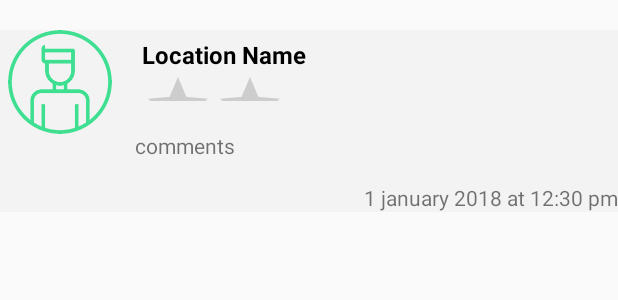
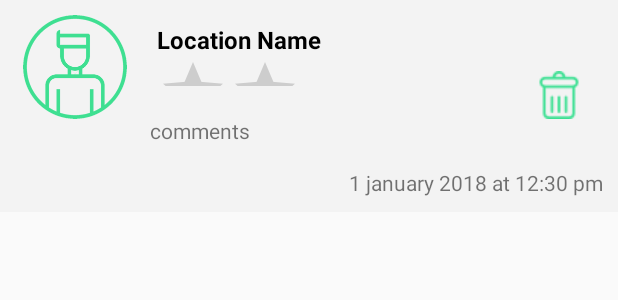
Before and after one commit to kaaxhiftaj/whereyou, an Android app: the layout custom_reviews.xml on its own in the app's theme, with its tools: preview values and no code run, on a phone screen of 412 x 824 dp. Shown: the top 300 px of the screen. Run offline under Robolectric (Android 15) with nearby library versions, the phone set to English and light mode, and no system bars; plain views replace MaterialRatingBar.

Commit message:
deletion of a review done

```diff
--- a/app/src/main/java/com/techease/whereyou/ui/fragments/HomeFragment.java
+++ b/app/src/main/java/com/techease/whereyou/ui/fragments/HomeFragment.java
@@ -600,7 +600,7 @@ public class HomeFragment extends Fragment implements LocationListener {
         FirebaseUser firebaseUser = firebaseAuth.getCurrentUser();
         String Uid = firebaseUser.getUid();
         DatabaseReference database = FirebaseDatabase.getInstance().getReference();
-        ReviewLocation reviewLocation = new ReviewLocation(Uid, String.valueOf(place.getAddress()), comment, place.getLatLng().latitude, place.getLatLng().longitude, rating);
+        ReviewLocation reviewLocation = new ReviewLocation(Uid, String.valueOf(place.getAddress()), comment, place.getLatLng().latitude, place.getLatLng().longitude, rating, null);
         database.child("ReviewLocation").child(place.getId()).setValue(reviewLocation).addOnCompleteListener(new OnCompleteListener<Void>() {
             @Override
             public void onComplete(@NonNull Task<Void> task) {
--- a/app/src/main/java/com/techease/whereyou/ui/fragments/ReviewsFragment.java
+++ b/app/src/main/java/com/techease/whereyou/ui/fragments/ReviewsFragment.java
@@ -60,13 +60,14 @@ public class ReviewsFragment extends Fragment {
                 for (DataSnapshot dataSnapshot1 : dataSnapshot.getChildren()) {
                     if (dataSnapshot1.child("userId").getValue().equals(mAuth.getUid())) {
                         ReviewLocation reviewLocation = dataSnapshot1.getValue(ReviewLocation.class);
+                        reviewLocation.setReviewId(dataSnapshot1.getKey());
                         if (alertDialog != null)
                             alertDialog.dismiss();
                         reviewLocations.add(reviewLocation);
                         myReviewsAdapter.notifyDataSetChanged();
                     }
                 }
-                if(reviewLocations.size()<1){
+                if (reviewLocations.size() < 1) {
                     Toast.makeText(getActivity(), "You haven't reviewed any place yet!", Toast.LENGTH_SHORT).show();
                 }
             }
--- a/app/src/main/res/layout/custom_reviews.xml
+++ b/app/src/main/res/layout/custom_reviews.xml
@@ -1,10 +1,9 @@
-<LinearLayout
-    xmlns:android="http://schemas.android.com/apk/res/android"
-    xmlns:tools="http://schemas.android.com/tools"
+<LinearLayout xmlns:android="http://schemas.android.com/apk/res/android"
     android:layout_width="match_parent"
     android:layout_height="wrap_content"
+    android:background="#f3f3f3"
     android:orientation="vertical"
-    >
+    android:padding="10dp">
 
     <LinearLayout
         android:layout_width="match_parent"
@@ -13,29 +12,27 @@
         <RelativeLayout
             android:layout_width="match_parent"
             android:layout_height="wrap_content"
-            android:background="#f3f3f3"
-            android:orientation="horizontal"
-            android:layout_marginTop="20dp">
+            android:orientation="horizontal">
 
             <ImageView
                 android:id="@+id/group_profile"
                 android:layout_width="wrap_content"
                 android:layout_height="wrap_content"
+                android:layout_marginLeft="5dp"
                 android:scaleType="fitXY"
-                android:layout_marginLeft="5dp"
-                android:src="@drawable/image"/>
+                android:src="@drawable/image" />
 
             <TextView
                 android:id="@+id/review_location_name"
                 android:layout_width="wrap_content"
                 android:layout_height="wrap_content"
+                android:layout_marginLeft="20dp"
+                android:layout_marginTop="5dp"
+                android:layout_toRightOf="@+id/group_profile"
                 android:text="Location Name"
-                android:layout_toRightOf="@+id/group_profile"
-                android:textStyle="bold"
                 android:textColor="#000"
-                android:layout_marginTop="5dp"
-                android:layout_marginLeft="20dp"
-                android:textSize="16dp"/>
+                android:textSize="16dp"
+                android:textStyle="bold" />
 
             <me.zhanghai.android.materialratingbar.MaterialRatingBar
                 android:id="@+id/ratting_bar"
@@ -43,29 +40,36 @@
                 android:layout_height="20dp"
 
                 android:layout_below="@+id/review_location_name"
-                android:layout_toRightOf="@+id/group_profile"
                 android:layout_marginLeft="20dp"
-                />
+                android:layout_toRightOf="@+id/group_profile" />
 
             <TextView
                 android:id="@+id/reviews_comment"
                 android:layout_width="wrap_content"
                 android:layout_height="wrap_content"
-                android:text="comments"
                 android:layout_below="@+id/ratting_bar"
                 android:layout_marginLeft="90dp"
-                android:layout_marginTop="20dp"/>
+                android:layout_marginTop="20dp"
+                android:text="comments" />
 
             <TextView
                 android:layout_width="wrap_content"
                 android:layout_height="wrap_content"
+                android:layout_alignParentRight="true"
                 android:layout_below="@+id/reviews_comment"
-                android:text="1 january 2018 at 12:30 pm"
+                android:layout_marginTop="15dp"
                 android:foregroundGravity="right"
                 android:gravity="right"
-                android:layout_alignParentRight="true"
-                android:layout_marginTop="15dp"/>
+                android:text="1 january 2018 at 12:30 pm" />
 
+            <ImageView
+                android:id="@+id/iv_delete"
+                android:layout_width="wrap_content"
+                android:layout_height="wrap_content"
+                android:layout_alignBottom="@+id/group_profile"
+                android:layout_alignParentEnd="true"
+                android:layout_marginEnd="13dp"
+                android:src="@drawable/ic_delete" />
         </RelativeLayout>
     </LinearLayout>
 
```
Also changed, not shown: app/src/main/java/com/techease/whereyou/ui/adapters/MyReviewsAdapter.java (+20 -1 lines), app/src/main/java/com/techease/whereyou/ui/models/ReviewLocation.java (+10 -2 lines), app/src/main/res/drawable/ic_delete.png (added).
